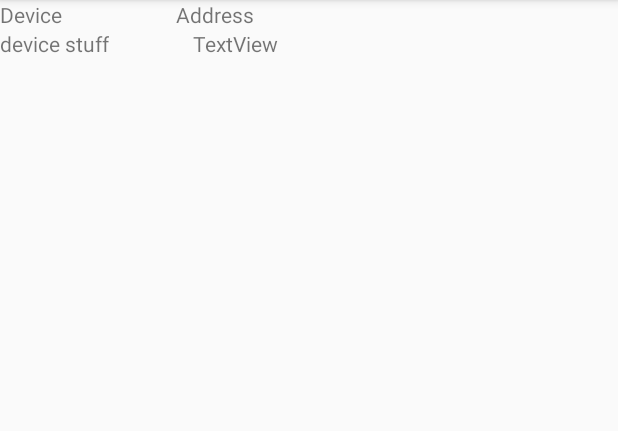
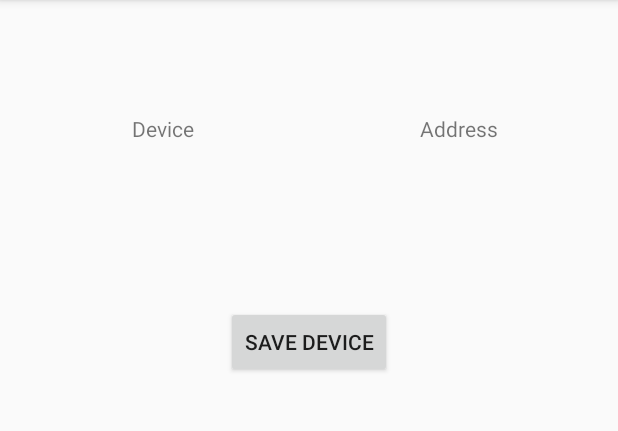
Before and after one commit to Kevnaut/Kiwy, an Android app: the AddEntry screen opened directly, with no data from a screen before it, on a phone screen of 412 x 824 dp, the part 84-515 px from its top. Run offline under Robolectric (Android 15) with nearby library versions, the phone set to English and light mode, and no system bars.

Commit message:
Updated text view when devices is clicked on. Added a button to be used to save the device. Next save the device to file to be accessed

```diff
--- a/app/src/main/java/com/example/kiwy/AddEntry.java
+++ b/app/src/main/java/com/example/kiwy/AddEntry.java
@@ -1,14 +1,31 @@
 package com.example.kiwy;
 
+import android.content.Intent;
 import android.os.Bundle;
+import android.widget.TextView;
 
 import androidx.appcompat.app.AppCompatActivity;
 
 public class AddEntry extends AppCompatActivity {
+    String btName;
+    String btAddress;
+    Intent intent;
+
+    TextView tDevice;
+    TextView tAddress;
 
     @Override
     protected void onCreate(Bundle savedInstanceState) {
         super.onCreate(savedInstanceState);
         setContentView(R.layout.activity_add_entry);
+        intent = getIntent();
+        tDevice = (TextView) findViewById(R.id.tDevice);
+        tAddress = (TextView) findViewById(R.id.tAddress);
+
+        btName = intent.getStringExtra("btDeviceName");
+        btAddress = intent.getStringExtra("btDeviceAddress");
+
+        tDevice.setText(btName);
+        tAddress.setText(btAddress);
     }
 }
--- a/app/src/main/java/com/example/kiwy/MainActivity.java
+++ b/app/src/main/java/com/example/kiwy/MainActivity.java
@@ -231,6 +231,8 @@ public class MainActivity extends AppCompatActivity {
 
     public void openAddEntry(BluetoothDevice device) {
         Intent intent = new Intent(this, AddEntry.class);
+        intent.putExtra("btDeviceName", device.getName());
+        intent.putExtra("btDeviceAddress", device.getAddress());
         startActivity(intent);
     }
 }
--- a/app/src/main/res/layout/activity_add_entry.xml
+++ b/app/src/main/res/layout/activity_add_entry.xml
@@ -10,9 +10,12 @@
         android:id="@+id/textView3"
         android:layout_width="wrap_content"
         android:layout_height="wrap_content"
+        android:layout_marginStart="88dp"
+        android:layout_marginLeft="88dp"
+        android:layout_marginTop="76dp"
         android:text="Device"
-        tools:layout_editor_absoluteX="92dp"
-        tools:layout_editor_absoluteY="94dp" />
+        app:layout_constraintStart_toStartOf="parent"
+        app:layout_constraintTop_toTopOf="parent" />
 
     <TextView
         android:id="@+id/textView4"
@@ -20,17 +23,23 @@
         android:layout_height="wrap_content"
         android:layout_marginStart="76dp"
         android:layout_marginLeft="76dp"
+        android:layout_marginTop="76dp"
         android:text="Address"
+        app:layout_constraintEnd_toEndOf="parent"
+        app:layout_constraintHorizontal_bias="0.483"
         app:layout_constraintStart_toEndOf="@+id/textView3"
-        tools:layout_editor_absoluteY="94dp" />
+        app:layout_constraintTop_toTopOf="parent" />
 
     <TextView
         android:id="@+id/tDevice"
         android:layout_width="wrap_content"
         android:layout_height="wrap_content"
+        android:layout_marginStart="76dp"
+        android:layout_marginLeft="76dp"
         android:text="device stuff"
-        app:layout_constraintTop_toBottomOf="@+id/textView3"
-        tools:layout_editor_absoluteX="78dp" />
+        app:layout_constraintBottom_toTopOf="@+id/btAddDevice"
+        app:layout_constraintStart_toStartOf="parent"
+        app:layout_constraintTop_toBottomOf="@+id/textView3" />
 
     <TextView
         android:id="@+id/tAddress"
@@ -39,6 +48,18 @@
         android:layout_marginStart="56dp"
         android:layout_marginLeft="56dp"
         android:text="TextView"
+        app:layout_constraintBottom_toTopOf="@+id/btAddDevice"
+        app:layout_constraintEnd_toEndOf="parent"
         app:layout_constraintStart_toEndOf="@+id/tDevice"
         app:layout_constraintTop_toBottomOf="@+id/textView4" />
+
+    <Button
+        android:id="@+id/btAddDevice"
+        android:layout_width="wrap_content"
+        android:layout_height="wrap_content"
+        android:layout_marginTop="204dp"
+        android:text="Save Device"
+        app:layout_constraintEnd_toEndOf="parent"
+        app:layout_constraintStart_toStartOf="parent"
+        app:layout_constraintTop_toTopOf="parent" />
 </androidx.constraintlayout.widget.ConstraintLayout>
```
